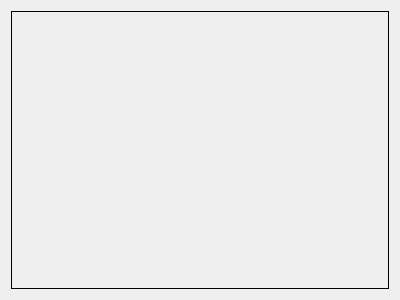
First picture: the form in src/extensions/productview/pdfproductview.ui, repository ZIMA-Engineering/ZIMA-CAD-Parts, before the edit.
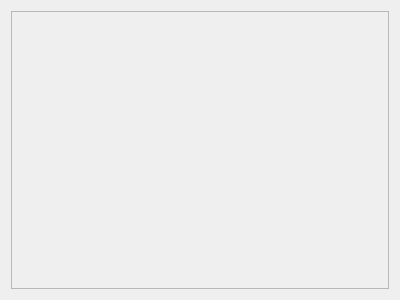
Second picture: the form after the edit.

Commit message: product view: open on activate (platform specific/keyboard); fallback handler; pdf do not change dialog size; remember dialog position.size

Patch:
```diff
--- a/src/extensions/productview/pdfproductview.ui
+++ b/src/extensions/productview/pdfproductview.ui
@@ -13,12 +13,42 @@
   <property name="windowTitle">
    <string>Form</string>
   </property>
-  <layout class="QGridLayout" name="gridLayout">
+  <layout class="QGridLayout" name="gridLayout_2">
    <item row="0" column="0">
-    <widget class="QLabel" name="imageLabel">
-     <property name="frameShape">
-      <enum>QFrame::Box</enum>
+    <widget class="QScrollArea" name="scrollArea">
+     <property name="widgetResizable">
+      <bool>true</bool>
      </property>
+     <widget class="QWidget" name="scrollAreaWidgetContents">
+      <property name="geometry">
+       <rect>
+        <x>0</x>
+        <y>0</y>
+        <width>380</width>
+        <height>280</height>
+       </rect>
+      </property>
+      <layout class="QGridLayout" name="gridLayout">
+       <property name="leftMargin">
+        <number>0</number>
+       </property>
+       <property name="topMargin">
+        <number>0</number>
+       </property>
+       <property name="rightMargin">
+        <number>0</number>
+       </property>
+       <property name="bottomMargin">
+        <number>0</number>
+       </property>
+       <property name="spacing">
+        <number>0</number>
+       </property>
+       <item row="0" column="0">
+        <widget class="QLabel" name="imageLabel"/>
+       </item>
+      </layout>
+     </widget>
     </widget>
    </item>
   </layout>
```
The commit also changes 7 other files.
